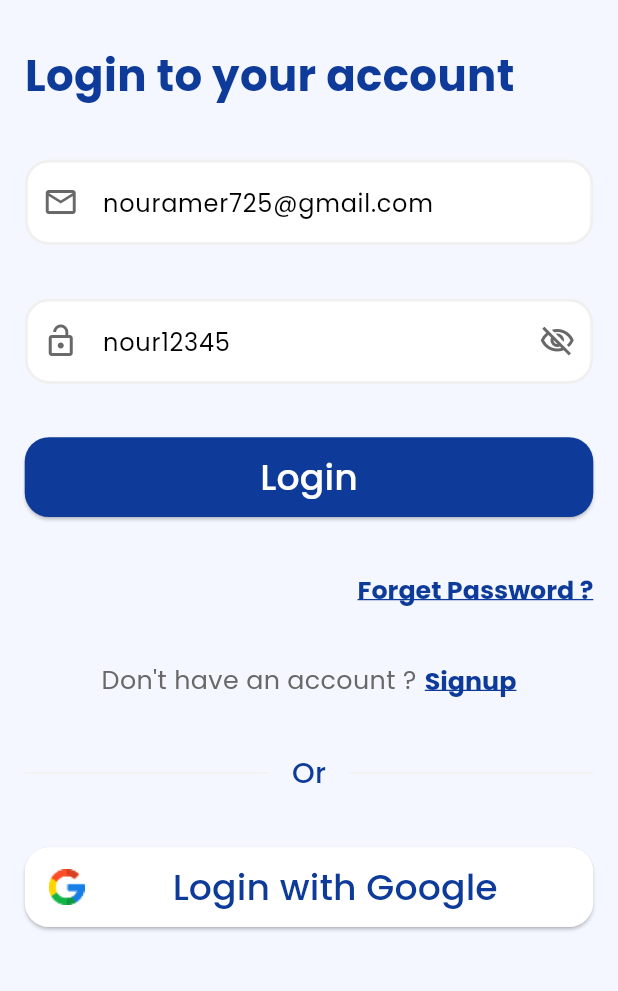
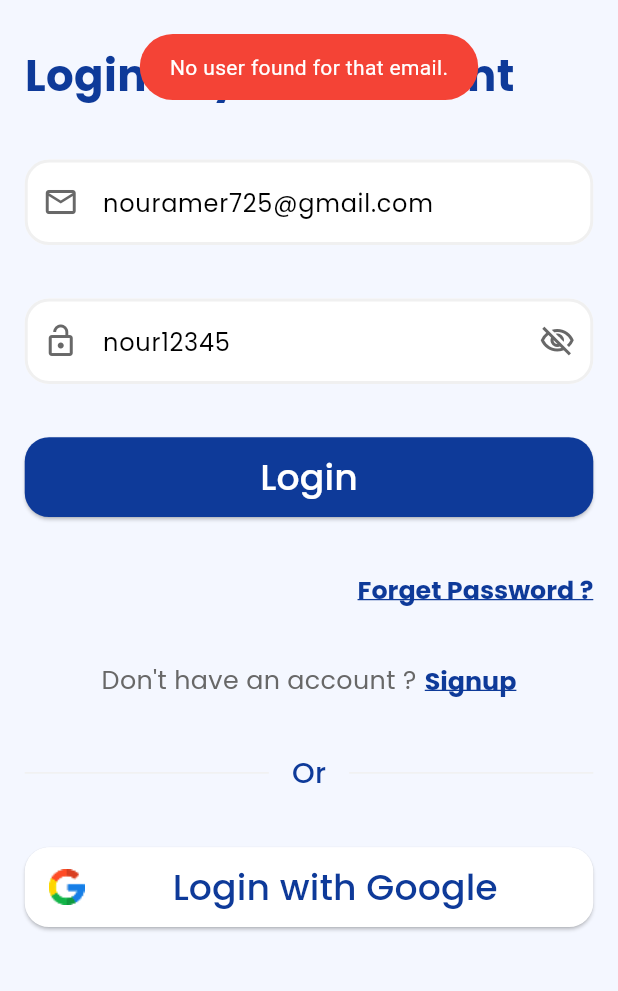
Before and after one commit to nouramer725/Evently, a Flutter app: the screen it shows after launch, after a tap on "Login", on a phone screen of 412 x 824 dp, the part 62-1053 px from its top. Run offline on Flutter 3.47's test engine with Material 3 defaults, Android fonts, the phone set to English and light mode, and no system bars; our stand-ins replace cloud_firestore, firebase_auth, firebase_core, fluttertoast, google_fonts, shared_preferences; accounts and stored records are empty; network calls fail.

Commit message:
add auth logic for login and register screens with toasts

```diff
--- a/lib/l10n/app_en.arb
+++ b/lib/l10n/app_en.arb
@@ -71,6 +71,10 @@
 "at_least_6_char":"Password should be at least 6 characters",
 "password_not_match":"Password not match the confirm password",
 "login_success":"Login Successfully",
-"register_success":"Registered Successfully"
-
+"register_success":"Registered Successfully",
+"loading":"Loading...",
+"no_user_found":"No user found for that email.",
+"wrong_password":"Wrong password provided for that user.",
+"account_already_exist":"The account already exists for that email.",
+"weak_password":"The password provided is too weak."
 }
--- a/lib/l10n/app_localizations.dart
+++ b/lib/l10n/app_localizations.dart
@@ -535,6 +535,36 @@ abstract class AppLocalizations {
   /// In en, this message translates to:
   /// **'Registered Successfully'**
   String get register_success;
+
+  /// No description provided for @loading.
+  ///
+  /// In en, this message translates to:
+  /// **'Loading...'**
+  String get loading;
+
+  /// No description provided for @no_user_found.
+  ///
+  /// In en, this message translates to:
+  /// **'No user found for that email.'**
+  String get no_user_found;
+
+  /// No description provided for @wrong_password.
+  ///
+  /// In en, this message translates to:
+  /// **'Wrong password provided for that user.'**
+  String get wrong_password;
+
+  /// No description provided for @account_already_exist.
+  ///
+  /// In en, this message translates to:
+  /// **'The account already exists for that email.'**
+  String get account_already_exist;
+
+  /// No description provided for @weak_password.
+  ///
+  /// In en, this message translates to:
+  /// **'The password provided is too weak.'**
+  String get weak_password;
 }
 
 class _AppLocalizationsDelegate
--- a/lib/l10n/app_localizations_en.dart
+++ b/lib/l10n/app_localizations_en.dart
@@ -231,4 +231,20 @@ class AppLocalizationsEn extends AppLocalizations {
 
   @override
   String get register_success => 'Registered Successfully';
+
+  @override
+  String get loading => 'Loading...';
+
+  @override
+  String get no_user_found => 'No user found for that email.';
+
+  @override
+  String get wrong_password => 'Wrong password provided for that user.';
+
+  @override
+  String get account_already_exist =>
+      'The account already exists for that email.';
+
+  @override
+  String get weak_password => 'The password provided is too weak.';
 }
--- a/lib/login_register_Screens/login/login_screen.dart
+++ b/lib/login_register_Screens/login/login_screen.dart
@@ -3,6 +3,7 @@ import 'package:evently_app/utils/app_assets.dart';
 import 'package:evently_app/utils/app_colors.dart';
 import 'package:evently_app/utils/app_routes.dart';
 import 'package:evently_app/utils/app_text.dart';
+import 'package:evently_app/utils/custom_flutter_toast.dart';
 import 'package:evently_app/utils/responsive.dart';
 import 'package:evently_app/widgets/custom_elevated_button_widget.dart';
 import 'package:evently_app/widgets/custom_text_form_field_widget.dart';
@@ -314,33 +315,62 @@ class LoginScreen extends StatelessWidget {
   void login(BuildContext context) async {
     if (formKey.currentState!.validate()) {
       try {
+        CustomFlutterToast.loadingToast(
+          context,
+          Colors.orange,
+          Colors.white,
+          ToastGravity.TOP,
+        );
         final credential = await FirebaseAuth.instance
             .signInWithEmailAndPassword(
               email: emailController.text,
               password: passwordController.text,
             );
-        Fluttertoast.showToast(
-          msg: AppLocalizations.of(context)!.login_success,
-          toastLength: Toast.LENGTH_SHORT,
-          gravity: ToastGravity.TOP,
-          timeInSecForIosWeb: 1,
-          backgroundColor: Colors.green,
-          textColor: Colors.white,
+        CustomFlutterToast.successToast(
+          context,
+          Colors.green,
+          Colors.white,
+          ToastGravity.TOP,
+          AppLocalizations.of(context)!.login_success,
+        );
+        Duration(seconds: 10);
+        Navigator.pushNamedAndRemoveUntil(
+          context,
+          AppRoutes.homeScreenName,
+              (route) => false,
         );
       } on FirebaseAuthException catch (e) {
         if (e.code == 'user-not-found') {
+          CustomFlutterToast.failToast(
+            context,
+            Colors.red,
+            Colors.white,
+            ToastGravity.TOP,
+            AppLocalizations.of(context)!.no_user_found,
+          );
           print('No user found for that email.');
         } else if (e.code == 'wrong-password') {
+          CustomFlutterToast.failToast(
+            context,
+            Colors.red,
+            Colors.white,
+            ToastGravity.TOP,
+            AppLocalizations.of(context)!.wrong_password,
+          );
           print('Wrong password provided for that user.');
+        } else {
+          CustomFlutterToast.failToast(
+            context,
+            Colors.red,
+            Colors.white,
+            ToastGravity.TOP,
+            AppLocalizations.of(context)!.no_user_found,
+          );
         }
       } catch (e) {
         print(e.toString());
+        print(e);
       }
-      // Navigator.pushNamedAndRemoveUntil(
-      //   context,
-      //   AppRoutes.homeScreenName,
-      //   (route) => false,
-      // );
     }
   }
 }
--- /dev/null
+++ b/lib/utils/custom_flutter_toast.dart
@@ -0,0 +1,56 @@
+import 'package:flutter/cupertino.dart';
+import 'package:fluttertoast/fluttertoast.dart';
+
+import '../l10n/app_localizations.dart';
+
+class CustomFlutterToast {
+  static void loadingToast(
+    BuildContext context,
+    Color backgroundColor,
+    Color textColor,
+    ToastGravity toastGravity,
+  ) {
+    Fluttertoast.showToast(
+      msg: AppLocalizations.of(context)!.loading,
+      toastLength: Toast.LENGTH_SHORT,
+      gravity: toastGravity,
+      timeInSecForIosWeb: 1,
+      backgroundColor: backgroundColor,
+      textColor: textColor,
+    );
+  }
+
+  static void successToast(
+    BuildContext context,
+    Color backgroundColor,
+    Color textColor,
+    ToastGravity toastGravity,
+    String msg,
+  ) {
+    Fluttertoast.showToast(
+      msg: msg,
+      toastLength: Toast.LENGTH_SHORT,
+      gravity: toastGravity,
+      timeInSecForIosWeb: 1,
+      backgroundColor: backgroundColor,
+      textColor: textColor,
+    );
+  }
+
+  static void failToast(
+      BuildContext context,
+      Color backgroundColor,
+      Color textColor,
+      ToastGravity toastGravity,
+      String msg,
+      ) {
+    Fluttertoast.showToast(
+      msg: msg,
+      toastLength: Toast.LENGTH_SHORT,
+      gravity: toastGravity,
+      timeInSecForIosWeb: 1,
+      backgroundColor: backgroundColor,
+      textColor: textColor,
+    );
+  }
+}
```
Also changed, not shown: lib/l10n/app_ar.arb (+6 -2 lines), lib/l10n/app_localizations_ar.dart (+16 -0 lines), lib/login_register_Screens/register/register_screen.dart (+33 -13 lines).
